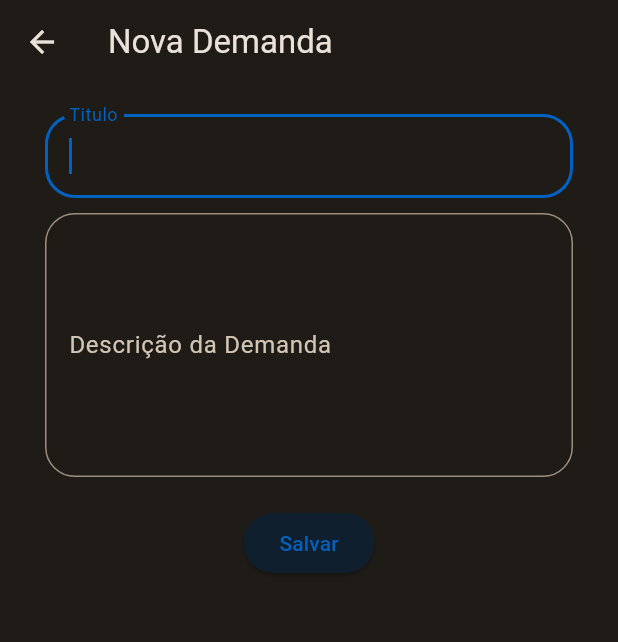
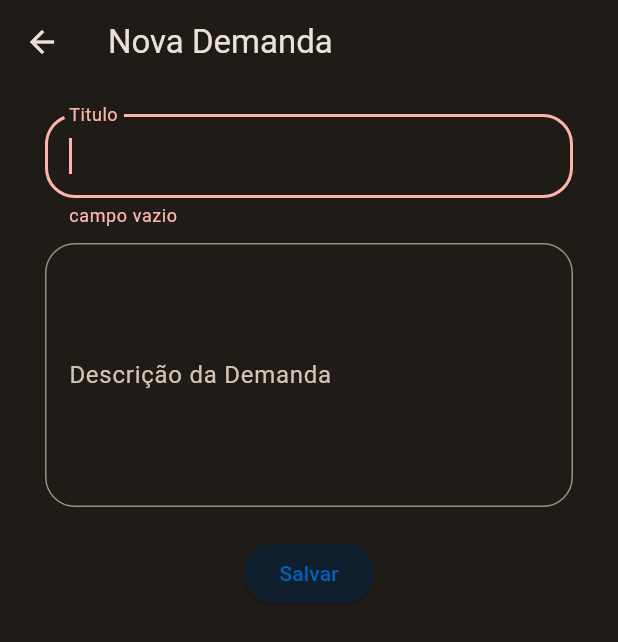
Before and after one commit to KallewMachado/control-data-front, a Flutter app: the RegisterDemandsPage screen opened directly with empty values, after a tap on "Salvar", on a phone screen of 412 x 824 dp. Shown: the top 642 px of the screen. Run offline on Flutter 3.47's test engine with Material 2 defaults, Android fonts, the phone set to English and light mode, and no system bars; our stand-ins replace brasil_fields, flutter_dotenv, flutter_mobx, flutter_modular, hive_flutter, mobx and 1 more; accounts and stored records are empty; generated files the repository leaves out were written again.

```diff
--- a/lib/app/modules/demands/views/register/register_demands_page.dart
+++ b/lib/app/modules/demands/views/register/register_demands_page.dart
@@ -1,8 +1,10 @@
 import 'package:control_data/app/core/model/user_model.dart';
 import 'package:control_data/app/core/views/widgets/custom_textform_widget.dart';
+import 'package:control_data/app/core/views/widgets/snackbar_widget.dart';
 import 'package:control_data/app/modules/demands/views/demands_store.dart';
 import 'package:flutter/material.dart';
 import 'package:flutter_modular/flutter_modular.dart';
+import 'package:supabase_flutter/supabase_flutter.dart';
 import 'package:uuid/uuid.dart';
 
 class RegisterDemandsPage extends StatefulWidget {
@@ -40,6 +42,12 @@ class _RegisterDemandsPageState extends State<RegisterDemandsPage> {
                   autofocus: true,
                   controller: _titleController,
                   label: const Text('Titulo'),
+                  validator: (title) {
+                    if (title == null || title.isEmpty) {
+                      return "campo vazio";
+                    }
+                    return null;
+                  },
                 ),
                 const SizedBox(height: 10),
                 CustomTextFormWidget(
@@ -51,6 +59,7 @@ class _RegisterDemandsPageState extends State<RegisterDemandsPage> {
                 ElevatedButton(
                   onPressed: () async {
                     if (_keyForm.currentState!.validate()) {
+                      try {
                         String solicitationDate = DateTime.now().toString();
                         Map<String, dynamic> json = {
                           "id": uuid.v4(),
@@ -63,7 +72,17 @@ class _RegisterDemandsPageState extends State<RegisterDemandsPage> {
                         };
 
                         await _store.createDemands(json);
+                        if (mounted) {
+                          SnackBarWidget.successSnackBar(
+                              context, 'Demanda criada com Sucesso!');
+                        }
+
+                        await _store.getAllDemandsByUser(user.id);
+
                         Modular.to.pop();
+                      } on PostgrestException catch (e) {
+                        SnackBarWidget.errorSnackBar(context, e.message);
+                      }
                     }
                   },
                   child: const Text('Salvar'),
```
Lines whose indentation alone changed are shown as unchanged.
